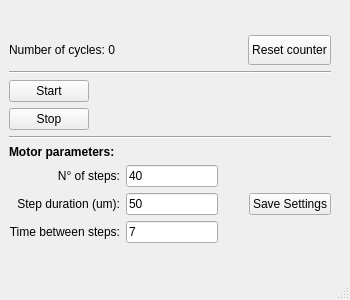
This is mainwindow.ui in thpir/seal-compressor as Qt 5 draws it before an edit. The edited form follows.
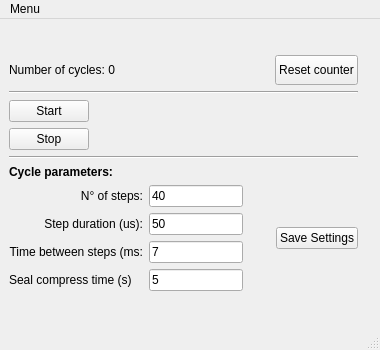
This is the edited form.

Commit message: Added compress time parameter

The edit to the form file:
```diff
--- a/mainwindow.ui
+++ b/mainwindow.ui
@@ -6,14 +6,14 @@
    <rect>
     <x>0</x>
     <y>0</y>
-    <width>350</width>
-    <height>300</height>
+    <width>380</width>
+    <height>350</height>
    </rect>
   </property>
   <property name="minimumSize">
    <size>
-    <width>350</width>
-    <height>300</height>
+    <width>380</width>
+    <height>350</height>
    </size>
   </property>
   <property name="windowTitle">
@@ -148,7 +148,7 @@
       <item>
        <widget class="QLabel" name="label_2">
         <property name="text">
-         <string>&lt;html&gt;&lt;head/&gt;&lt;body&gt;&lt;p&gt;&lt;span style=&quot; font-weight:600;&quot;&gt;Motor parameters:&lt;/span&gt;&lt;/p&gt;&lt;/body&gt;&lt;/html&gt;</string>
+         <string>&lt;html&gt;&lt;head/&gt;&lt;body&gt;&lt;p&gt;&lt;span style=&quot; font-weight:600;&quot;&gt;Cycle parameters:&lt;/span&gt;&lt;/p&gt;&lt;/body&gt;&lt;/html&gt;</string>
         </property>
        </widget>
       </item>
@@ -172,7 +172,7 @@
           <item>
            <widget class="QLabel" name="label_4">
             <property name="text">
-             <string>Step duration (um):</string>
+             <string>Step duration (us):</string>
             </property>
             <property name="alignment">
              <set>Qt::AlignRight|Qt::AlignTrailing|Qt::AlignVCenter</set>
@@ -182,13 +182,20 @@
           <item>
            <widget class="QLabel" name="label_5">
             <property name="text">
-             <string>Time between steps:</string>
+             <string>Time between steps (ms:</string>
             </property>
             <property name="alignment">
              <set>Qt::AlignRight|Qt::AlignTrailing|Qt::AlignVCenter</set>
             </property>
            </widget>
           </item>
+          <item>
+           <widget class="QLabel" name="label_6">
+            <property name="text">
+             <string>Seal compress time (s)</string>
+            </property>
+           </widget>
+          </item>
          </layout>
         </item>
         <item>
@@ -214,6 +221,13 @@
             </property>
            </widget>
           </item>
+          <item>
+           <widget class="QLineEdit" name="lineEditCompressTime">
+            <property name="text">
+             <string>5</string>
+            </property>
+           </widget>
+          </item>
          </layout>
         </item>
         <item>
@@ -276,10 +290,18 @@
     <rect>
      <x>0</x>
      <y>0</y>
-     <width>350</width>
+     <width>380</width>
      <height>27</height>
     </rect>
    </property>
+   <widget class="QMenu" name="menuMenu">
+    <property name="title">
+     <string>Menu</string>
+    </property>
+    <addaction name="actionQuit"/>
+    <addaction name="actionAbout"/>
+   </widget>
+   <addaction name="menuMenu"/>
   </widget>
   <widget class="QStatusBar" name="statusbar"/>
  </widget>
```
Left out of the diff: 10 changed lines with no effect on the pictures. The commit also changes 6 other files.
